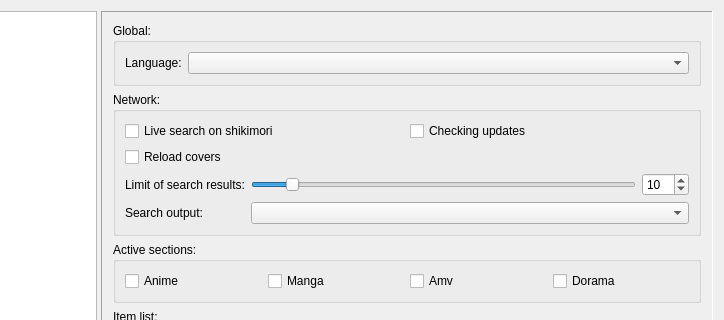
This is DatabaseAnime/settings.ui in LibertaSoft/DatabaseAnime as Qt 5 draws it before an edit; both pictures show x 114 to 838 and y 0 to 320 of the 838 by 727 pixel window. The edited form follows.
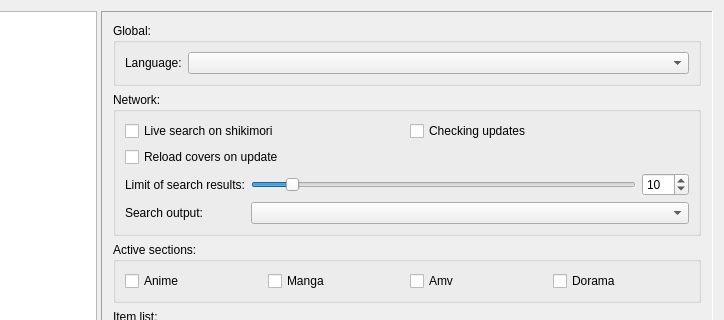
This is the edited form. Icons and pictures are not drawn. Custom widgets are drawn as their Qt base class.

```diff
--- a/DatabaseAnime/settings.ui
+++ b/DatabaseAnime/settings.ui
@@ -145,8 +145,8 @@
             <rect>
              <x>0</x>
              <y>0</y>
-             <width>610</width>
-             <height>668</height>
+             <width>608</width>
+             <height>666</height>
             </rect>
            </property>
            <layout class="QVBoxLayout" name="verticalLayout_4">
@@ -266,10 +266,10 @@
                    </item>
                   </layout>
                  </item>
-                 <item row="0" column="0">
+                 <item row="0" column="0" colspan="2">
                   <widget class="QCheckBox" name="ChBox_DownloadCovers">
                    <property name="text">
-                    <string>Reload covers</string>
+                    <string>Reload covers on update</string>
                    </property>
                   </widget>
                  </item>
```
Left out of the diff: 12 changed lines with no effect on the pictures.
